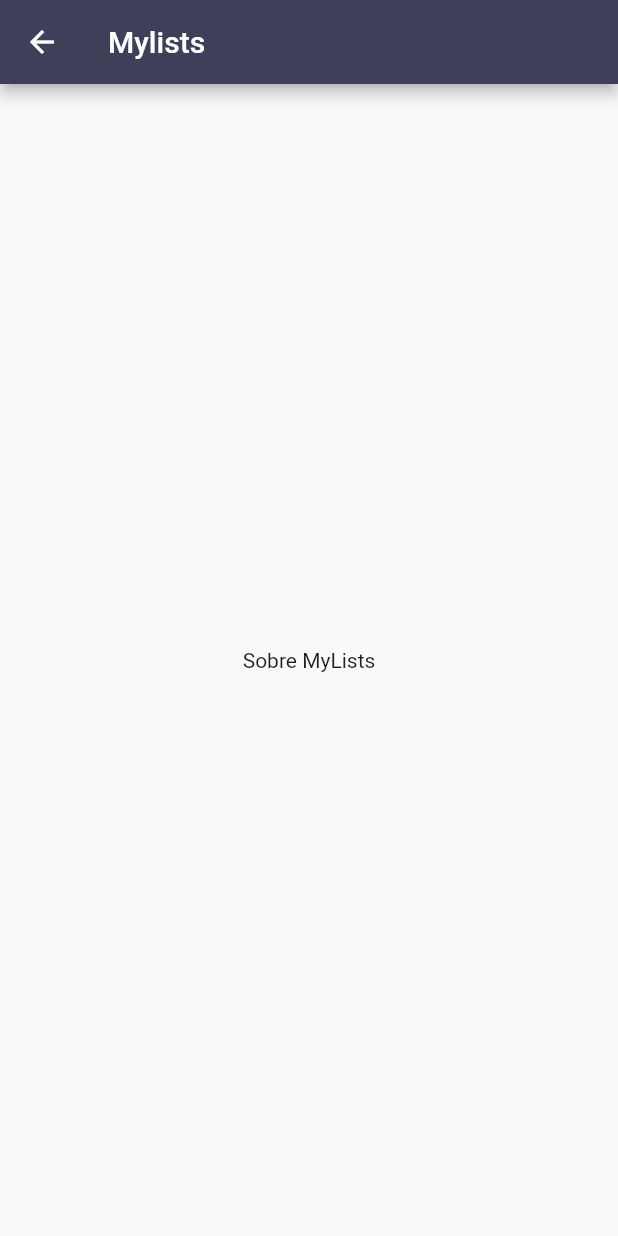
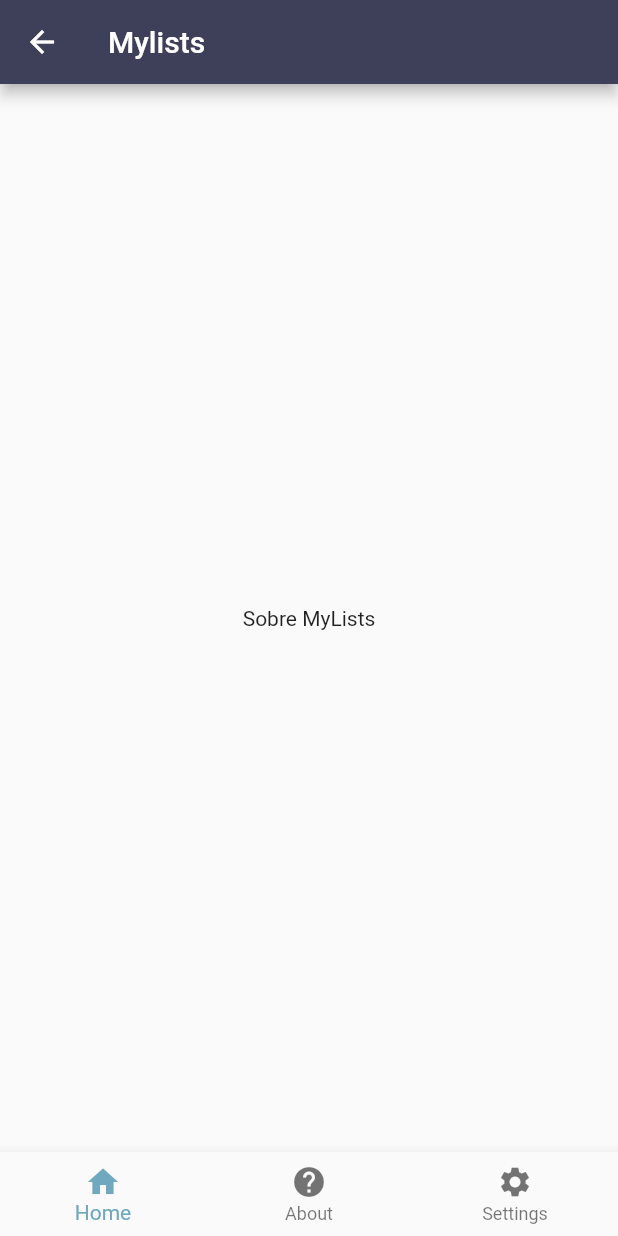
Before and after one commit to CristovJobs/myListFlutter, a Flutter app: the screen it shows after launch, after a tap on "Sobre", on a phone screen of 412 x 824 dp. Run offline on Flutter 3.47's test engine with Material 2 defaults, Android fonts, the phone set to English and light mode, and no system bars.

Commit message:
novas alteracoes

```diff
--- a/mylists/lib/layouts/layout.dart
+++ b/mylists/lib/layouts/layout.dart
@@ -1,31 +1,52 @@
 import 'package:flutter/cupertino.dart';
 import 'package:flutter/material.dart';
 import 'package:flutter/widgets.dart';
+import 'package:mylists/telas/config.dart';
+import 'package:mylists/telas/home..dart';
+import 'package:mylists/telas/about.dart';
+
 
 class Layout {
-//conteudo statico
+
+  static final telas = [
+    TelaPrincipal.tag,
+    TelaSobre.tag,
+    TelaConfig.tag
+  ];
+  static int curretItem = 0;
+   //conteudo statico
   static Scaffold getContent(BuildContext context, content) {
 
     //retorna um Scaffold
     return Scaffold(
       //criando o appbar
-      appBar: AppBar(
+       appBar: AppBar(
        title: Text("Mylists"),
-        //inserindo a cor do appbar que é a cabeça do
-        //nosso layout
-        backgroundColor:Layout.primary(),
-
-        //inserindo o titlo no centro
+       backgroundColor:Layout.primary(),
 
 
      ),
      //inserindo o body que é o corpo do nosso layoout
      //ele recebe o nosso content do nosso metodo statico
+     bottomNavigationBar: BottomNavigationBar(
+       currentIndex: curretItem,
+       fixedColor:secondary(),
+       items: <BottomNavigationBarItem>[
+
+          BottomNavigationBarItem( icon:Icon(Icons.home), title: Text("Home")),
+          BottomNavigationBarItem( icon:Icon(Icons.help), title: Text("About")),
+          BottomNavigationBarItem( icon:Icon(Icons.settings), title: Text("Settings"))
+       ],
+       onTap: (int i){
+          //print(i);
+           curretItem = i;
+           Navigator.of(context).pushNamed(telas[curretItem]);
+       }
+     ),
      body: content,
     );
   }
-
-//cores app
+   //cores da aplicacao
   static Color primary({double opacity: 1}) => Color.fromRGBO(62, 63, 89, opacity);
   static Color secondary({double opacity: 1}) => Color.fromRGBO(111, 168, 191, opacity);
   static Color light({double opacity: 1}) => Color.fromRGBO(242, 234, 228, opacity);
@@ -36,4 +57,5 @@ class Layout {
   static Color info({double opacity: 1}) => Color.fromRGBO(0, 122, 166, opacity);
   static Color werning({double opacity: 1}) => Color.fromRGBO(166, 134, 0, opacity);
 
+
 }
--- a/mylists/lib/main.dart
+++ b/mylists/lib/main.dart
@@ -1,7 +1,8 @@
 import 'package:flutter/material.dart';
-import 'package:mylists/telas/sobre.dart';
+import 'telas/about.dart';
+import 'telas/config.dart';
+import 'layouts/layout.dart';
 import 'telas/home..dart';
-import 'layouts/layout.dart';
 
 void main()=>runApp(MyLists());
 
@@ -11,7 +12,8 @@ class MyLists extends StatelessWidget{
   final routes = <String, WidgetBuilder>{
 
      TelaPrincipal.tag : (context) => TelaPrincipal(),
-     TelaSobre.tag : (context) => TelaSobre()
+     TelaSobre.tag : (context) => TelaSobre(),
+     TelaConfig.tag : (context) => TelaConfig()
   };
 
   @override
@@ -22,13 +24,10 @@ class MyLists extends StatelessWidget{
       title: 'MyLists',
       theme: ThemeData(
         //A cor principal da App
-        primaryColorDark: Layout.primary(),
-
-        //a color accent para alguns botoes padrao
+        primaryColor: Layout.primary(),
         accentColor: Layout.secondary(),
-
         textTheme: TextTheme(headline: TextStyle(fontSize: 72, fontWeight: FontWeight.bold),
-        title: TextStyle(fontSize: 36, fontWeight: FontWeight.normal, fontStyle: FontStyle.italic, color: Colors.blueGrey ),
+        title: TextStyle(fontSize: 36, fontStyle: FontStyle.italic, color: Colors.blueGrey ),
         body1: TextStyle(fontSize: 14)
         ),
       ),
--- /dev/null
+++ b/mylists/lib/telas/config.dart
@@ -0,0 +1,18 @@
+import 'package:flutter/material.dart';
+import 'package:mylists/layouts/layout.dart';
+
+class TelaConfig extends StatelessWidget{
+
+ static String tag = "Tela-Config";
+
+  @override
+  Widget build(BuildContext context) {
+
+    final content = Center(
+      child: Text("Config"),
+    );
+
+    return Layout.getContent(context, content);
+  }
+
+}
--- a/mylists/lib/telas/home..dart
+++ b/mylists/lib/telas/home..dart
@@ -1,7 +1,7 @@
 import 'package:flutter/material.dart';
 import 'package:flutter/widgets.dart';
 import 'package:mylists/layouts/layout.dart';
-import 'package:mylists/telas/sobre.dart';
+import 'package:mylists/telas/about.dart';
 
 //Essa é a tela principal da aplicação
 class TelaPrincipal extends StatelessWidget{
```
Also changed, not shown: mylists/lib/telas/about.dart (renamed from mylists/lib/telas/sobre.dart).
